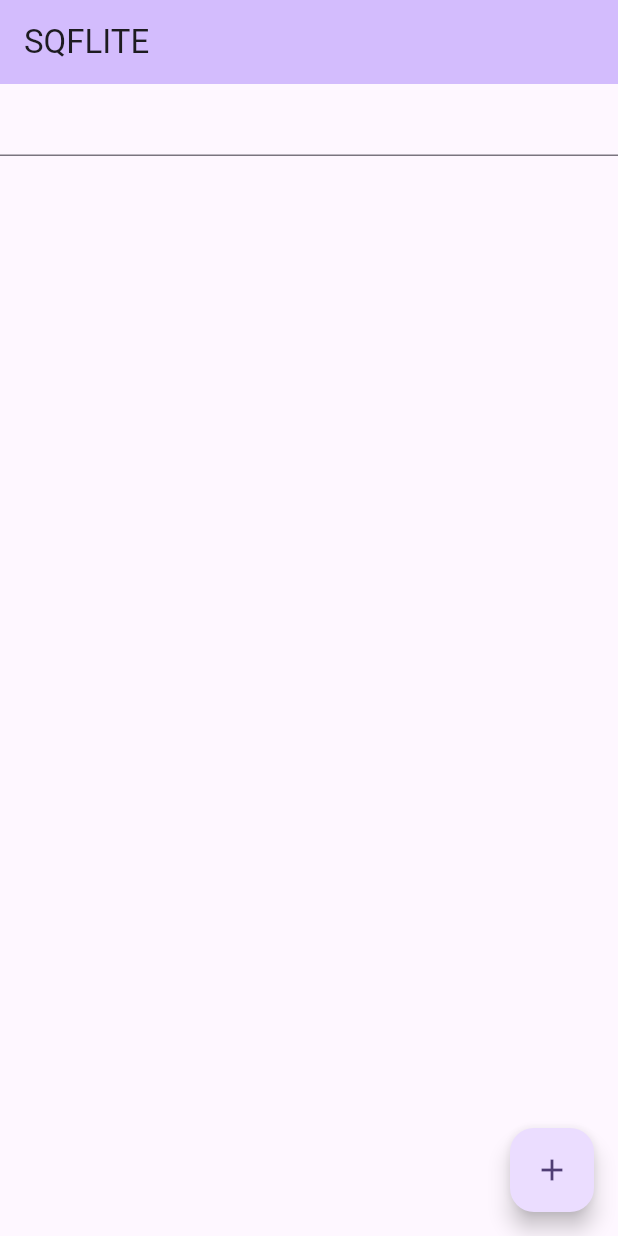
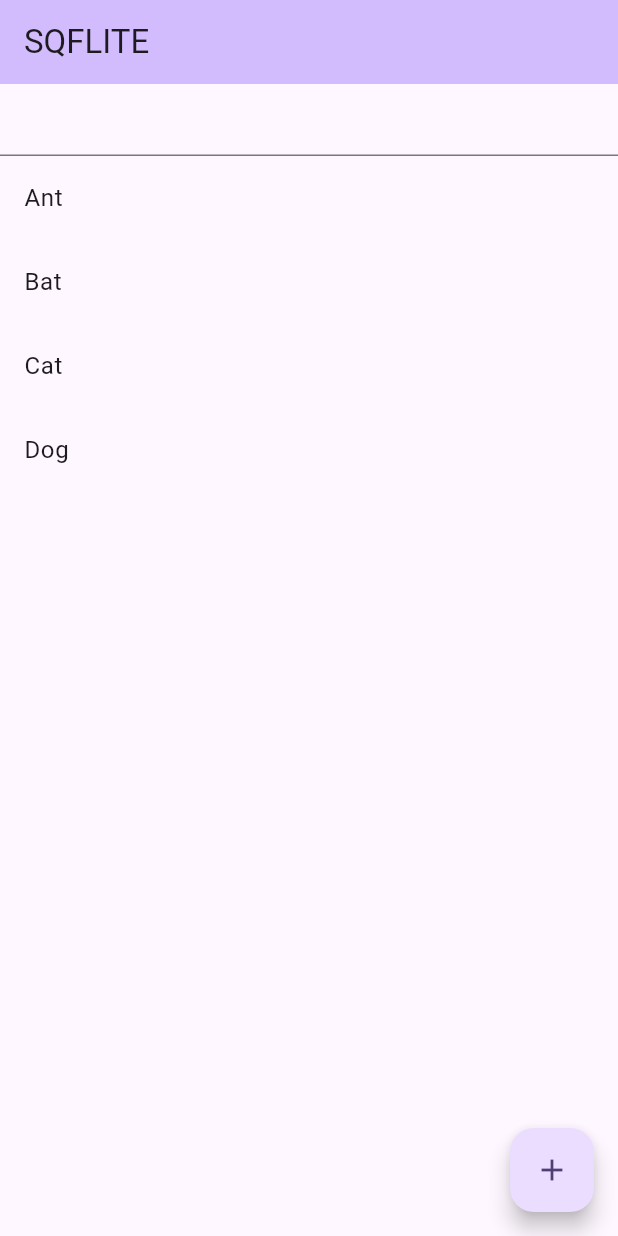
Before and after one commit to henryjrtena/sqflite_tut, a Flutter app: the screen it shows after launch, after a tap on the "add" icon, on a phone screen of 412 x 824 dp. Run offline on Flutter 3.47's test engine with Material 2 defaults, Android fonts, the phone set to English and light mode, and no system bars; our stand-ins replace sqflite; accounts and stored records are empty.

Commit message:
add feat with initial value

```diff
--- a/lib/class/sqflite_handler.dart
+++ b/lib/class/sqflite_handler.dart
@@ -13,12 +13,17 @@ class AnimalDatabaseHandler {
       join(await getDatabasesPath(), 'animals.db'),
       version: 1,
       onCreate: (db, version) {
-        return db.execute('''
+        db.execute('''
           CREATE TABLE $_tableName (
             $_columnId INTEGER PRIMARY KEY,
             $_columnTitle TEXT
-          )
+          );
         ''');
+
+        db.insert(_tableName, {_columnTitle: 'Ant'});
+        db.insert(_tableName, {_columnTitle: 'Bat'});
+        db.insert(_tableName, {_columnTitle: 'Cat'});
+        db.insert(_tableName, {_columnTitle: 'Dog'});
       },
     );
   }
@@ -30,15 +35,12 @@ class AnimalDatabaseHandler {
 
   Future<List<Map<String, dynamic>>> getAnimals(int? id) async {
     if (id != null) {
-      final maps = await db.query(_tableName,
-          columns: [_columnId, _columnTitle],
-          where: '$_columnId = ?',
-          whereArgs: [id]);
+      final maps =
+          await db.query(_tableName, columns: [_columnId, _columnTitle], where: '$_columnId = ?', whereArgs: [id]);
 
       return maps.isNotEmpty ? maps : [];
     } else {
-      final maps = await db.query(_tableName,
-          columns: [_columnId, _columnTitle]);
+      final maps = await db.query(_tableName, columns: [_columnId, _columnTitle]);
 
       return maps;
     }
--- a/lib/features/homepage.dart
+++ b/lib/features/homepage.dart
@@ -71,6 +71,8 @@ class _MyHomePageState extends State<MyHomePage> {
       ),
       floatingActionButton: FloatingActionButton(
         onPressed: () async {
+          if (_textField.text.isEmpty) return;
+
           await addAnimals(_textField.text);
           _textField.clear();
 
```
